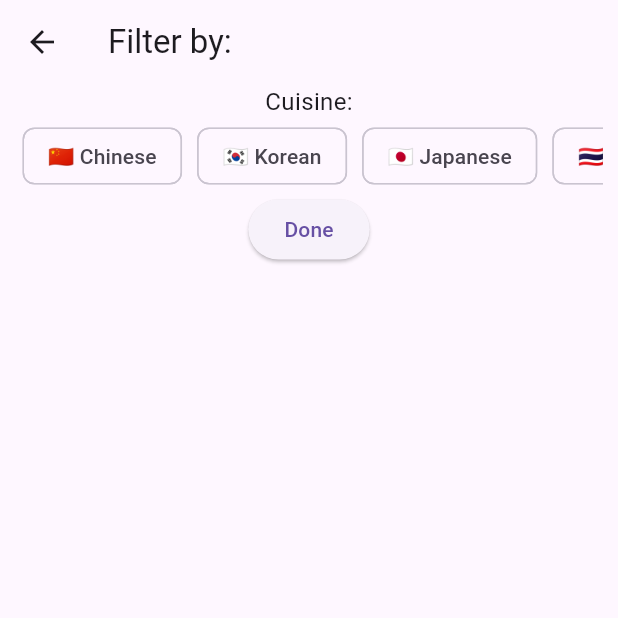
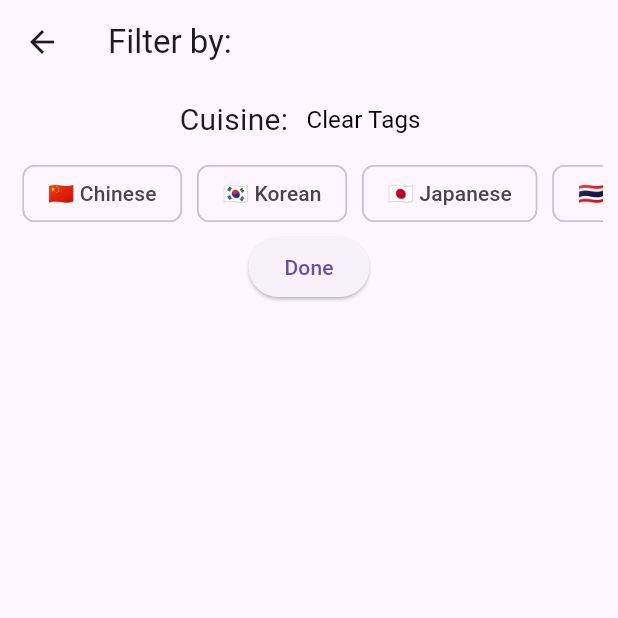
Before and after one commit to yewkhang/culinary_compass, a Flutter app: the FiltersPage screen opened directly, on a phone screen of 412 x 824 dp, the top half of it. Run offline on Flutter 3.47's test engine with Material 3 defaults, Android fonts, the phone set to English and light mode, and no system bars; our stand-ins replace cloud_firestore, firebase_auth, firebase_core, firebase_storage, flutter_rating_bar, flutter_spinkit and 4 more; accounts and stored records are empty.

Commit message:
added button to clear tags + comments for clarity

```diff
--- a/lib/pages/filters_page.dart
+++ b/lib/pages/filters_page.dart
@@ -15,7 +15,24 @@ class FiltersPage extends StatelessWidget {
       ),
       body: Column(
         children: [
-          const Text('Cuisine:', style: TextStyle(fontSize: 16),),
+          // --- cuisine title + clear tags button --- //
+          Row(mainAxisAlignment: MainAxisAlignment.center, children: [
+            const Text(
+              'Cuisine:',
+              style: TextStyle(fontSize: 20),
+            ),
+            TextButton(
+                onPressed: () =>
+                    filtersController.selectedCuisineFilters.clear(),
+                child: const Text(
+                  'Clear Tags',
+                  style: TextStyle(
+                      color: Colors.black,
+                      fontSize: 16,
+                      fontWeight: FontWeight.w400),
+                ))
+          ]),
+          // --- horizontal list of tags --- //
           Container(
             margin: const EdgeInsets.symmetric(horizontal: 10),
             height: 50,
@@ -23,11 +40,13 @@ class FiltersPage extends StatelessWidget {
               scrollDirection: Axis.horizontal,
               children: filtersController
                   .cuisineFilters // contains all cuisines
-                  .map((element) => Obx(
+                  .map((element) => Obx( // rebuild everytime a tag is selected to show state
                         () => Padding(
+                          // padding between tags
                           padding: const EdgeInsets.symmetric(horizontal: 5),
                           child: FilterChip(
                               label: Text(element),
+                              // boolean of whether a tag is selected
                               selected: filtersController.selectedCuisineFilters
                                   .contains(element),
                               onSelected: (selected) {
@@ -47,9 +66,12 @@ class FiltersPage extends StatelessWidget {
           ),
           ElevatedButton(
               onPressed: () {
+                // remove all prev cuisine tags
                 filtersController.finalCuisineFilters.clear();
-                filtersController.finalCuisineFilters.addAll(filtersController.selectedCuisineFilters);
-                Get.back();
+                // add all selected tags for search page to rebuild search results
+                filtersController.finalCuisineFilters
+                    .addAll(filtersController.selectedCuisineFilters);
+                Get.back(); // back to search page
               },
               child: const Text('Done'))
         ],
```
